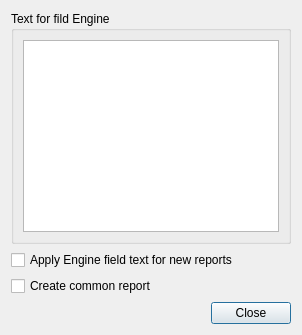
Above: Qr49/sources/reportprocessingsettingsdialog.ui from pa23/r49 before the change. Below: the same form after it.
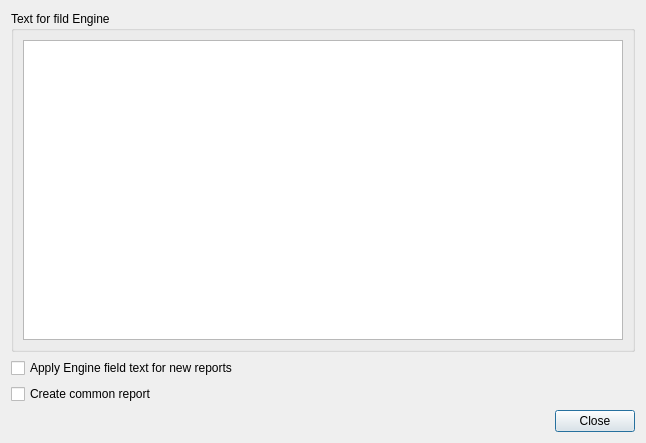
That is the form after the change. Icons and pictures are not drawn.

```diff
--- a/Qr49/sources/reportprocessingsettingsdialog.ui
+++ b/Qr49/sources/reportprocessingsettingsdialog.ui
@@ -9,16 +9,10 @@
    <rect>
     <x>0</x>
     <y>0</y>
-    <width>600</width>
-    <height>400</height>
+    <width>642</width>
+    <height>459</height>
    </rect>
   </property>
-  <property name="minimumSize">
-   <size>
-    <width>600</width>
-    <height>400</height>
-   </size>
-  </property>
   <property name="windowTitle">
    <string>Qr49: Report processing settings</string>
   </property>
@@ -38,6 +32,18 @@
      <layout class="QVBoxLayout" name="verticalLayout">
       <item>
        <widget class="QPlainTextEdit" name="plainTextEdit_FieldEngineText">
+        <property name="minimumSize">
+         <size>
+          <width>600</width>
+          <height>300</height>
+         </size>
+        </property>
+        <property name="font">
+         <font>
+          <family>DejaVu Sans Mono</family>
+          <pointsize>10</pointsize>
+         </font>
+        </property>
         <property name="lineWrapMode">
          <enum>QPlainTextEdit::NoWrap</enum>
         </property>
@@ -60,6 +66,19 @@
      </property>
     </widget>
    </item>
+   <item>
+    <spacer name="verticalSpacer">
+     <property name="orientation">
+      <enum>Qt::Vertical</enum>
+     </property>
+     <property name="sizeHint" stdset="0">
+      <size>
+       <width>20</width>
+       <height>0</height>
+      </size>
+     </property>
+    </spacer>
+   </item>
    <item>
     <layout class="QHBoxLayout" name="horizontalLayout">
      <item>
```
